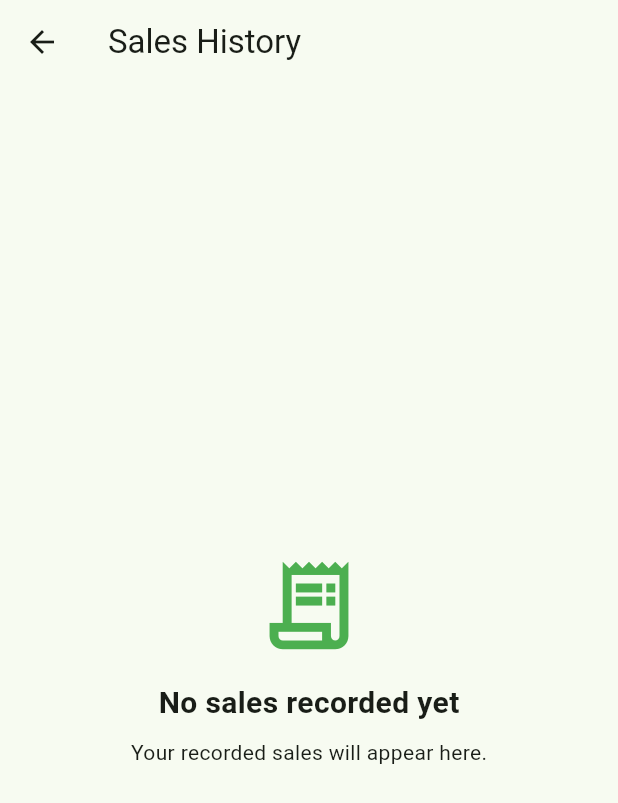
After one commit to KhensaneM/KasiBiz, a Flutter app: the screen it shows once a user with an empty profile is signed in, after a tap on "Sales History", on a phone screen of 412 x 824 dp. The commit adds this screen. Shown: the top 803 px of the screen. Run offline on Flutter 3.47's test engine with Material 3 defaults, Android fonts, the phone set to English and light mode, and no system bars; our stand-ins replace cloud_firestore, firebase_auth, firebase_core; accounts and stored records are empty.

Commit message:
Add sales and expense history with automated tests

```diff
--- a/lib/pages/logged_in_page.dart
+++ b/lib/pages/logged_in_page.dart
@@ -2,9 +2,11 @@ import 'package:cloud_firestore/cloud_firestore.dart';
 import 'package:firebase_auth/firebase_auth.dart';
 import 'package:flutter/material.dart';
 
+import 'expense_history_page.dart';
 import 'products_page.dart';
+import 'record_expense_page.dart';
 import 'record_sale_page.dart';
-import 'record_expense_page.dart';
+import 'sales_history_page.dart';
 
 class DashboardPage extends StatefulWidget {
   final FirebaseAuth? auth;
@@ -96,12 +98,32 @@ class _DashboardPageState extends State<DashboardPage> {
     );
   }
 
+  void _openSalesHistory(BuildContext context) {
+    Navigator.push(
+      context,
+      MaterialPageRoute(
+        builder: (context) =>
+            SalesHistoryPage(auth: _auth, firestore: _firestore),
+      ),
+    );
+  }
+
   void _openRecordExpense(BuildContext context) {
     Navigator.push(
       context,
       MaterialPageRoute(
         builder: (context) =>
             RecordExpensePage(auth: _auth, firestore: _firestore),
+      ),
+    );
+  }
+
+  void _openExpenseHistory(BuildContext context) {
+    Navigator.push(
+      context,
+      MaterialPageRoute(
+        builder: (context) =>
+            ExpenseHistoryPage(auth: _auth, firestore: _firestore),
       ),
     );
   }
@@ -288,10 +310,28 @@ class _DashboardPageState extends State<DashboardPage> {
               const SizedBox(height: 12),
 
               _MenuButton(
+                title: 'Sales History',
+                subtitle: 'View your previous sales and earnings',
+                icon: Icons.history,
+                onTap: () => _openSalesHistory(context),
+              ),
+
+              const SizedBox(height: 12),
+
+              _MenuButton(
                 title: 'Record Expense',
                 subtitle: 'Track your business spending',
                 icon: Icons.receipt_long,
                 onTap: () => _openRecordExpense(context),
+              ),
+
+              const SizedBox(height: 12),
+
+              _MenuButton(
+                title: 'Expense History',
+                subtitle: 'View your previous expenses and spending',
+                icon: Icons.history_toggle_off,
+                onTap: () => _openExpenseHistory(context),
               ),
 
               const SizedBox(height: 30),
--- /dev/null
+++ b/lib/pages/sales_history_page.dart
@@ -0,0 +1,196 @@
+import 'package:cloud_firestore/cloud_firestore.dart';
+import 'package:firebase_auth/firebase_auth.dart';
+import 'package:flutter/material.dart';
+
+class SalesHistoryPage extends StatelessWidget {
+  final FirebaseAuth? auth;
+  final FirebaseFirestore? firestore;
+
+  const SalesHistoryPage({super.key, this.auth, this.firestore});
+
+  FirebaseAuth get _auth => auth ?? FirebaseAuth.instance;
+
+  FirebaseFirestore get _firestore => firestore ?? FirebaseFirestore.instance;
+
+  String _formatDate(dynamic value) {
+    if (value is! Timestamp) {
+      return 'Date unavailable';
+    }
+
+    final date = value.toDate().toLocal();
+
+    final day = date.day.toString().padLeft(2, '0');
+    final month = date.month.toString().padLeft(2, '0');
+
+    return '$day/$month/${date.year} '
+        '${date.hour.toString().padLeft(2, '0')}:'
+        '${date.minute.toString().padLeft(2, '0')}';
+  }
+
+  @override
+  Widget build(BuildContext context) {
+    final user = _auth.currentUser;
+
+    if (user == null) {
+      return const Scaffold(
+        body: Center(child: Text('Please log in to view sales history.')),
+      );
+    }
+
+    return Scaffold(
+      appBar: AppBar(title: const Text('Sales History')),
+      body: StreamBuilder<QuerySnapshot<Map<String, dynamic>>>(
+        stream: _firestore
+            .collection('users')
+            .doc(user.uid)
+            .collection('sales')
+            .snapshots(),
+        builder: (context, snapshot) {
+          if (snapshot.hasError) {
+            return const Center(child: Text('Could not load sales history.'));
+          }
+
+          if (!snapshot.hasData) {
+            return const Center(child: CircularProgressIndicator());
+          }
+
+          final sales = snapshot.data!.docs.toList();
+
+          sales.sort((a, b) {
+            final first = a.data()['createdAt'];
+            final second = b.data()['createdAt'];
+
+            final firstDate = first is Timestamp
+                ? first.millisecondsSinceEpoch
+                : 0;
+
+            final secondDate = second is Timestamp
+                ? second.millisecondsSinceEpoch
+                : 0;
+
+            return secondDate.compareTo(firstDate);
+          });
+
+          if (sales.isEmpty) {
+            return const Center(
+              child: Column(
+                mainAxisAlignment: MainAxisAlignment.center,
+                children: [
+                  Icon(
+                    Icons.receipt_long_outlined,
+                    size: 70,
+                    color: Colors.green,
+                  ),
+                  SizedBox(height: 16),
+                  Text(
+                    'No sales recorded yet',
+                    style: TextStyle(fontSize: 20, fontWeight: FontWeight.bold),
+                  ),
+                  SizedBox(height: 8),
+                  Text('Your recorded sales will appear here.'),
+                ],
+              ),
+            );
+          }
+
+          double totalSales = 0;
+
+          for (final sale in sales) {
+            final value = sale.data()['total'];
+
+            if (value is num) {
+              totalSales += value.toDouble();
+            }
+          }
+
+          return Column(
+            children: [
+              Padding(
+                padding: const EdgeInsets.all(16),
+                child: Card(
+                  child: Padding(
+                    padding: const EdgeInsets.all(20),
+                    child: Row(
+                      mainAxisAlignment: MainAxisAlignment.spaceBetween,
+                      children: [
+                        const Text(
+                          'Total Sales',
+                          style: TextStyle(
+                            fontSize: 18,
+                            fontWeight: FontWeight.bold,
+                          ),
+                        ),
+                        Text(
+                          'R${totalSales.toStringAsFixed(2)}',
+                          style: const TextStyle(
+                            fontSize: 22,
+                            fontWeight: FontWeight.bold,
+                            color: Colors.green,
+                          ),
+                        ),
+                      ],
+                    ),
+                  ),
+                ),
+              ),
+              Expanded(
+                child: ListView.builder(
+                  padding: const EdgeInsets.symmetric(horizontal: 16),
+                  itemCount: sales.length,
+                  itemBuilder: (context, index) {
+                    final data = sales[index].data();
+
+                    final name =
+                        data['productName']?.toString() ?? 'Unnamed item';
+
+                    final type = data['type']?.toString() ?? 'Product';
+
+                    final quantity = data['quantity'] is num
+                        ? (data['quantity'] as num).toInt()
+                        : 1;
+
+                    final total = data['total'] is num
+                        ? (data['total'] as num).toDouble()
+                        : 0.0;
+
+                    return Card(
+                      margin: const EdgeInsets.only(bottom: 12),
+                      child: ListTile(
+                        contentPadding: const EdgeInsets.all(14),
+                        leading: CircleAvatar(
+                          backgroundColor: Colors.green.shade50,
+                          child: Icon(
+                            type == 'Service'
+                                ? Icons.design_services
+                                : Icons.shopping_bag,
+                            color: Colors.green,
+                          ),
+                        ),
+                        title: Text(
+                          name,
+                          style: const TextStyle(fontWeight: FontWeight.bold),
+                        ),
+                        subtitle: Text(
+                          '$type • Quantity: $quantity\n'
+                          '${_formatDate(data['createdAt'])}',
+                        ),
+                        isThreeLine: true,
+                        trailing: Text(
+                          'R${total.toStringAsFixed(2)}',
+                          style: const TextStyle(
+                            fontWeight: FontWeight.bold,
+                            color: Colors.green,
+                          ),
+                        ),
+                      ),
+                    );
+                  },
+                ),
+              ),
+            ],
+          );
+        },
+      ),
+    );
+  }
+}
```
Also changed, not shown: lib/pages/expense_history_page.dart (added, +193 -0 lines), 2 other files.
